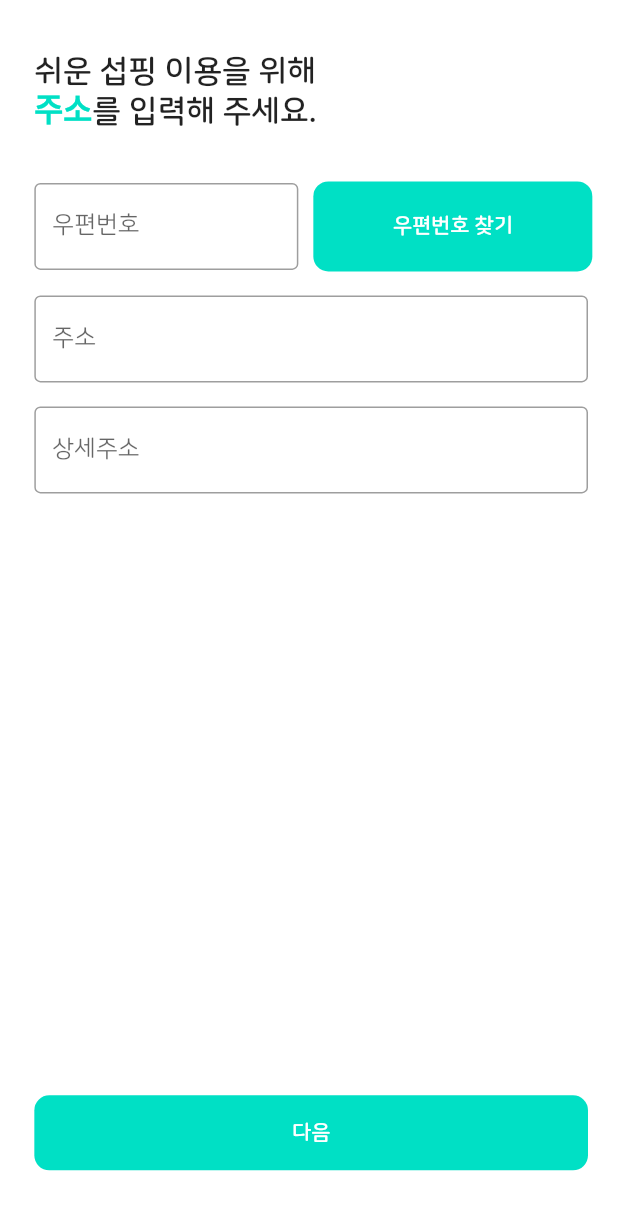
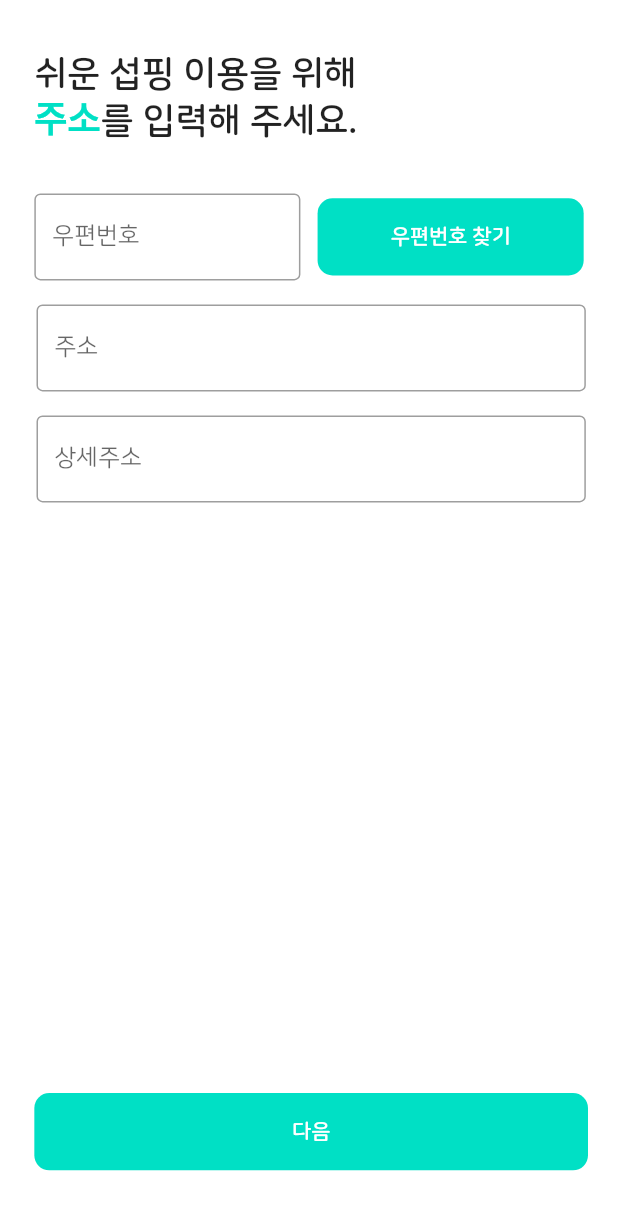
Before and after one commit to Joiple-co/subping-flutter, a Flutter app: the UserAddress screen opened by its route, on a phone screen of 412 x 824 dp. Shown: the top 1210 px of the screen. Run offline on Flutter 3.47's test engine with Material 2 defaults, Android fonts, the phone set to English and light mode, and no system bars; our stand-ins replace device_info, flutter_icons, flutter_screenutil, flutter_secure_storage, flutter_swiper, package_info and 3 more; missing offline and left inert: amazon_cognito_identity_dart_2, crypton, kopo; accounts and stored records are empty.

Commit message:
ScreenUtil 적용

```diff
--- a/lib/main.dart
+++ b/lib/main.dart
@@ -9,6 +9,7 @@ import 'package:subping/ui/onboarding/user_account/user_account.dart';
 import 'package:subping/ui/onboarding/user_address/user_address.dart';
 import 'package:subping/ui/onboarding/user_login/user_login.dart';
 import 'package:subping/ui/splash/splash.dart';
+import 'package:subping/ui/webview/pure_webview.dart';
 
 void main() {
   SystemChrome.setSystemUIOverlayStyle(
@@ -49,6 +50,7 @@ class _SubpingAppState extends State<SubpingApp> {
           "/login": (BuildContext context) => UserLogin(),
           "/onboardingUserAddress": (BuildContext context) => UserAddress(),
           "/home": (BuildContext context) => MainTabs(),
+          "/webview": (BuildContext context) => PureWebView()
         },
         onGenerateRoute: (settings) {
           switch (settings.name) {
--- a/lib/modules/cognito/cognito.dart
+++ b/lib/modules/cognito/cognito.dart
@@ -15,7 +15,6 @@ class Cognito {
   AuthenticationDetails _authenticationDetails;
   CognitoUserSession _session;
 
-  // 반드시 로그인 된 상태에서 호출되어야 함.
   Future<bool> _init() async {
     final prefs = await SharedPreferences.getInstance();
     final storage = CognitoStore(prefs);
@@ -86,6 +85,7 @@ class Cognito {
     try {
       _session = await _cognitoUser.authenticateUser(_authenticationDetails);
     } catch (e) {
+      print(e);
       return false;
     }
 
--- a/lib/modules/error_handler/error_handler.dart
+++ b/lib/modules/error_handler/error_handler.dart
@@ -3,7 +3,7 @@ import 'package:flutter/material.dart';
 class ErrorHandler {
   static errorHandler(BuildContext context, String error) {
     switch (error) {
-      case "userExistException":
+      case "UserExistException":
         showDialog(
             context: context,
             builder: (BuildContext context) {
--- a/lib/ui/design_system/button/sqaure_button.dart
+++ b/lib/ui/design_system/button/sqaure_button.dart
@@ -1,4 +1,5 @@
 import 'package:flutter/material.dart';
+import 'package:flutter_screenutil/flutter_screenutil.dart';
 
 class SqaureButton extends StatelessWidget {
   final String text;
@@ -13,7 +14,7 @@ class SqaureButton extends StatelessWidget {
       @required this.text,
       @required this.onPressed,
       this.width,
-      this.height = 50,
+      this.height = 40,
       this.loading = false,
       this.disabled = false})
       : super(key: key);
@@ -37,7 +38,7 @@ class SqaureButton extends StatelessWidget {
                   TextStyle(color: Colors.white, fontWeight: FontWeight.bold)),
       onPressed: disabled || loading ? null : onPressed,
       minWidth: width != null ? width : MediaQuery.of(context).size.width - 40,
-      height: height,
+      height: height.h,
       color: Theme.of(context).primaryColor,
       shape: RoundedRectangleBorder(borderRadius: BorderRadius.circular(10)),
       disabledColor: Theme.of(context).disabledColor,
--- a/lib/ui/main_tabs/home/home.dart
+++ b/lib/ui/main_tabs/home/home.dart
@@ -4,6 +4,7 @@ import 'package:provider/provider.dart';
 import 'package:subping/ui/design_system/page/header_safe.dart';
 import 'package:subping/ui/main_tabs/home/header.dart';
 import 'package:subping/ui/main_tabs/home/home_viewmodel.dart';
+import 'package:subping/ui/main_tabs/home/live_review.dart';
 import 'package:subping/ui/main_tabs/home/real_time_chart.dart';
 import 'package:subping/ui/main_tabs/home/recommand_services.dart';
 import 'package:subping/ui/main_tabs/home/subscribe_reminder.dart';
@@ -43,7 +44,9 @@ class Home extends StatelessWidget {
                     SizedBox(height: 20.h),
                     RecommendServices(
                       userRecommendServices: viewModel.userRecommendServices,
-                    )
+                    ),
+                    SizedBox(height: 20.h),
+                    LiveReview()
                   ],
                 ),
               ),
--- a/lib/ui/main_tabs/home/recommand_services.dart
+++ b/lib/ui/main_tabs/home/recommand_services.dart
@@ -1,7 +1,6 @@
 import "package:flutter/material.dart";
 import 'package:subping/model/service_model.dart';
 import 'package:subping/modules/helper/helper.dart';
-import 'package:subping/ui/design_system/button/sqaure_button.dart';
 import 'package:subping/ui/design_system/page/horizontal_padding.dart';
 import 'package:flutter_screenutil/flutter_screenutil.dart';
 
--- a/lib/ui/onboarding/user_account/user_account.dart
+++ b/lib/ui/onboarding/user_account/user_account.dart
@@ -1,6 +1,7 @@
 import 'package:flutter/material.dart';
 import 'package:subping/const/const.dart';
 import 'package:provider/provider.dart';
+import 'package:flutter_screenutil/flutter_screenutil.dart';
 import 'package:subping/ui/design_system/button/sqaure_button.dart';
 import 'package:subping/ui/design_system/page/header_safe.dart';
 import 'package:subping/ui/design_system/page/horizontal_padding.dart';
@@ -39,7 +40,7 @@ class UserAccount extends StatelessWidget {
                         ]),
                         style: TextStyle(
                             fontWeight: FontWeight.bold,
-                            fontSize: 21,
+                            fontSize: 21.nsp,
                             height: 1.3),
                       ),
                       Expanded(
--- a/lib/ui/onboarding/user_account/user_account_viewmodel.dart
+++ b/lib/ui/onboarding/user_account/user_account_viewmodel.dart
@@ -66,7 +66,7 @@ class UserAccountViewModel with ChangeNotifier {
 
           passwordFocusNode.requestFocus();
         } else {
-          if (response.message == "emailExistException") {
+          if (response.message == "EmailExistException") {
             emailErrorMessage = "이미 사용중인 이메일 입니다.";
             notifyListeners();
           }
--- a/lib/ui/onboarding/user_address/user_address.dart
+++ b/lib/ui/onboarding/user_address/user_address.dart
@@ -1,5 +1,6 @@
 import 'package:flutter/material.dart';
 import 'package:provider/provider.dart';
+import 'package:flutter_screenutil/flutter_screenutil.dart';
 import 'package:subping/ui/design_system/button/sqaure_button.dart';
 import 'package:subping/ui/design_system/page/header_safe.dart';
 import 'package:subping/ui/design_system/page/horizontal_padding.dart';
@@ -38,7 +39,7 @@ class UserAddress extends StatelessWidget {
                         ]),
                         style: TextStyle(
                             fontWeight: FontWeight.bold,
-                            fontSize: 21,
+                            fontSize: 21.sp,
                             height: 1.3),
                       ),
                       SizedBox(
@@ -53,10 +54,7 @@ class UserAddress extends StatelessWidget {
                               child: Row(
                                 children: [
                                   Container(
-                                    width: (MediaQuery.of(context).size.width -
-                                                40) *
-                                            0.5 -
-                                        10,
+                                    width: 155.w,
                                     child: FocusScope(
                                       node: FocusScopeNode(),
                                       child: WidthFitTextField(
@@ -69,15 +67,12 @@ class UserAddress extends StatelessWidget {
                                       ),
                                     ),
                                   ),
-                                  SizedBox(width: 10),
+                                  SizedBox(width: 10.w),
                                   SqaureButton(
                                     text: "우편번호 찾기",
                                     onPressed: () =>
                                         viewModel.onPressFindPostCode(context),
-                                    width: (MediaQuery.of(context).size.width -
-                                            40) *
-                                        0.5,
-                                    height: 60,
+                                    width: 155.w,
                                   ),
                                 ],
                               ),
@@ -85,7 +80,7 @@ class UserAddress extends StatelessWidget {
                             SizedBox(height: 80 * 0.2),
                             Center(
                               child: Container(
-                                width: MediaQuery.of(context).size.width - 40,
+                                width: 320.w,
                                 child: WidthFitTextField(
                                   readOnly: true,
                                   labelText: "주소",
@@ -97,7 +92,7 @@ class UserAddress extends StatelessWidget {
                             SizedBox(height: 80 * 0.2),
                             Center(
                               child: Container(
-                                width: MediaQuery.of(context).size.width - 40,
+                                width: 320.w,
                                 child: WidthFitTextField(
                                   labelText: "상세주소",
                                   focusNode: viewModel.detailedAddressFocusNode,
--- a/lib/ui/onboarding/user_login/user_login_viewmodel.dart
+++ b/lib/ui/onboarding/user_login/user_login_viewmodel.dart
@@ -49,6 +49,7 @@ class UserLoginViewModel with ChangeNotifier {
 
       if (emailValid && passwordValid) {
         final cognito = Cognito();
+        print("run'${email}', '${password}'");
         final isLoginSuccess = await cognito.login(email, password);
 
         if (isLoginSuccess) {
@@ -70,7 +71,7 @@ class UserLoginViewModel with ChangeNotifier {
       }
     } catch (e) {
       print(e);
-      ErrorHandler.errorHandler(context, "default");
+      ErrorHandler.errorHandler(context, "LoginException");
     }
   }
 }
--- a/pubspec.yaml
+++ b/pubspec.yaml
@@ -27,7 +27,7 @@ dependencies:
   provider: 4.3.2+2
   flutter_swiper : ^1.1.6
   page_transition: "^1.1.7+2"
-  amazon_cognito_identity_dart_2: ^0.1.22
+  amazon_cognito_identity_dart_2: ^0.1.24
   http: ^0.12.2
   package_info: ^0.4.3+2
   device_info: ^1.0.0
```
Also changed, not shown: lib/modules/cognito/cognito_store.dart (+4 -4 lines), lib/ui/main_tabs/home/live_review.dart (added, +34 -0 lines), lib/ui/webview/pure_webview.dart (added, +58 -0 lines), lib/model/review_model.dart (added), pubspec.lock, 4 other files.
